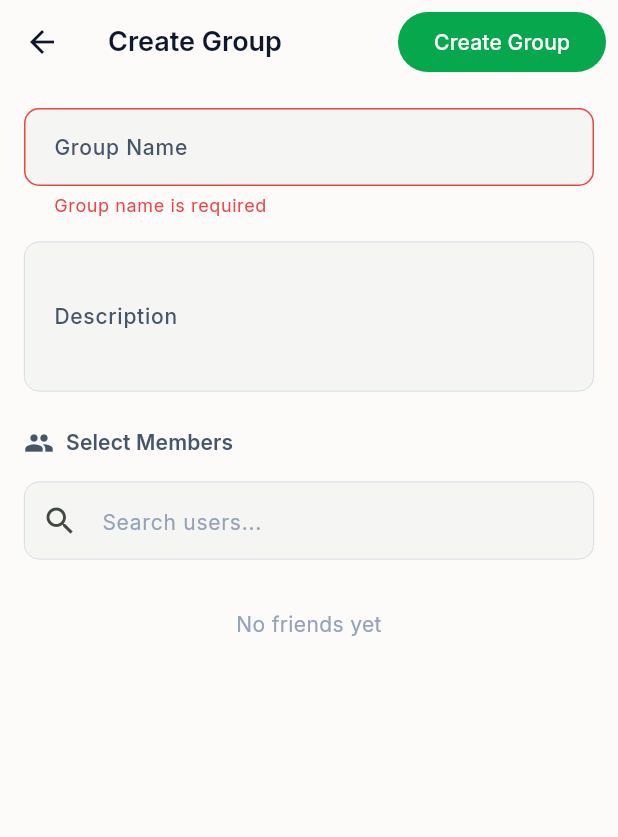
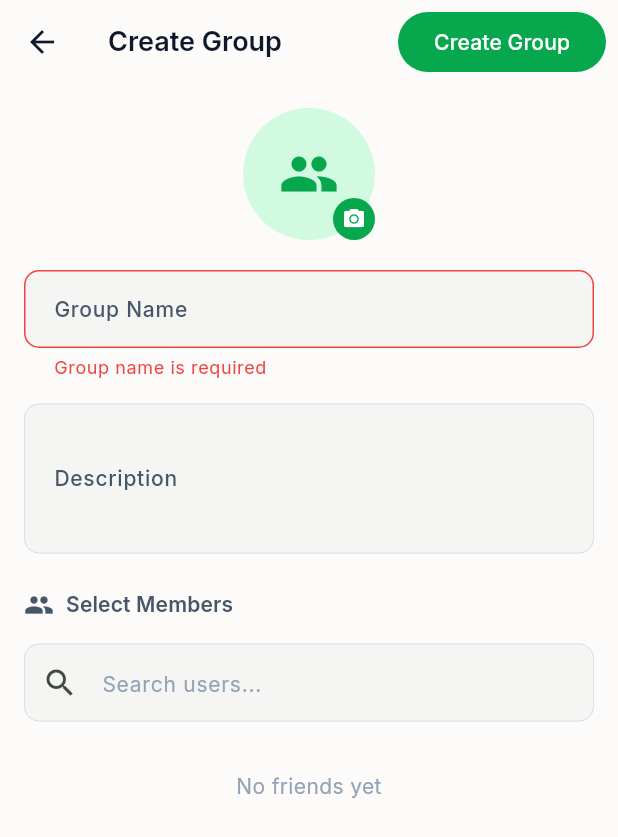
Before and after one commit to erselk/NotIdea, a Flutter app: the CreateGroupScreen screen opened by its route, after a tap on "Create Group", on a phone screen of 412 x 824 dp. Shown: the top 837 px of the screen. Run offline on Flutter 3.47's test engine with Material 3 defaults, Android fonts, the phone set to English and light mode, and no system bars; our stand-ins replace cached_network_image, flutter_dotenv, flutter_markdown, flutter_riverpod, flutter_secure_storage, flutter_svg and 9 more; missing offline and left inert: flutter_quill, flutter_quill_extensions, markdown, markdown_quill, mix; accounts and stored records are empty; generated files the repository leaves out were written again.

Commit message:
NotIdea v2.0-alpha21
Add local caching and offline fallback for friends and groups, integrate group avatar picking/upload, use shared validators, and enable a deep link for auth redirects.

- AndroidManifest: add intent-filter for notidea:// deep links (Supabase auth callbacks).
- core/database/app_database.dart: add Hive boxes for friends/groups, cache/get/clear helpers, and include them in clearAll().
- friends/groups providers: cache remote results to AppDatabase and fall back to cached data on errors.
- create_group_screen.dart: add image picker UI and logic to pick an avatar, upload it to Supabase storage, and update the group's avatar_url (upload failures treated as non-critical).
- login/signup screens: replace inline email/password validation with Validators helpers.
- theme_provider: switch persistent theme storage from flutter_secure_storage to AppDatabase prefs to avoid startup flash and simplify theme loading.

These changes improve offline resilience for friends/groups, add UX for group avatars, centralize validation, and enable auth redirect handling.

```diff
--- a/lib/features/friends/presentation/providers/friends_provider.dart
+++ b/lib/features/friends/presentation/providers/friends_provider.dart
@@ -1,5 +1,6 @@
 import 'package:riverpod_annotation/riverpod_annotation.dart';
 import 'package:flutter_riverpod/flutter_riverpod.dart';
+import 'package:notidea/core/database/app_database.dart';
 import 'package:notidea/features/auth/presentation/providers/auth_provider.dart';
 import 'package:notidea/features/friends/data/datasources/friends_remote_datasource.dart';
 import 'package:notidea/features/friends/data/repositories/friends_repository_impl.dart';
@@ -28,7 +29,22 @@ Future<List<FriendshipModel>> friendsList(Ref ref) async {
   if (currentUser == null) return [];
 
   final repository = ref.watch(friendsRepositoryProvider);
-  return repository.getFriends(currentUser.id);
+  try {
+    final friends = await repository.getFriends(currentUser.id);
+    await AppDatabase.instance.cacheFriends(
+      currentUser.id,
+      friends.map((f) => f.toJson()).toList(),
+    );
+    return friends;
+  } catch (_) {
+    final cached = AppDatabase.instance.getCachedFriends(currentUser.id);
+    if (cached != null) {
+      return cached
+          .map((m) => FriendshipModel.fromJson(m))
+          .toList();
+    }
+    rethrow;
+  }
 }
 
 @riverpod
--- a/lib/features/groups/presentation/providers/groups_provider.dart
+++ b/lib/features/groups/presentation/providers/groups_provider.dart
@@ -1,5 +1,6 @@
 import 'package:riverpod_annotation/riverpod_annotation.dart';
 import 'package:flutter_riverpod/flutter_riverpod.dart';
+import 'package:notidea/core/database/app_database.dart';
 import 'package:notidea/features/auth/presentation/providers/auth_provider.dart';
 import 'package:notidea/features/groups/data/datasources/groups_remote_datasource.dart';
 import 'package:notidea/features/groups/data/repositories/groups_repository_impl.dart';
@@ -28,7 +29,20 @@ Future<List<GroupModel>> myGroups(Ref ref) async {
   if (currentUser == null) return [];
 
   final repository = ref.watch(groupsRepositoryProvider);
-  return repository.getMyGroups(currentUser.id);
+  try {
+    final groups = await repository.getMyGroups(currentUser.id);
+    await AppDatabase.instance.cacheGroups(
+      currentUser.id,
+      groups.map((g) => g.toJson()).toList(),
+    );
+    return groups;
+  } catch (_) {
+    final cached = AppDatabase.instance.getCachedGroups(currentUser.id);
+    if (cached != null) {
+      return cached.map((m) => GroupModel.fromJson(m)).toList();
+    }
+    rethrow;
+  }
 }
 
 @riverpod
--- a/lib/features/groups/presentation/screens/create_group_screen.dart
+++ b/lib/features/groups/presentation/screens/create_group_screen.dart
@@ -1,9 +1,13 @@
 import 'dart:async';
+import 'dart:typed_data';
 
 import 'package:flutter/material.dart';
 import 'package:flutter_riverpod/flutter_riverpod.dart';
 import 'package:go_router/go_router.dart';
+import 'package:image_picker/image_picker.dart';
 import 'package:notidea/l10n/app_localizations.dart';
+import 'package:notidea/config/supabase_config.dart';
+import 'package:notidea/core/constants/storage_constants.dart';
 import 'package:notidea/core/theme/theme_extensions.dart';
 import 'package:notidea/core/utils/extensions.dart';
 import 'package:notidea/features/friends/presentation/providers/friends_provider.dart';
@@ -28,6 +32,8 @@ class _CreateGroupScreenState extends ConsumerState<CreateGroupScreen> {
   final _selectedMemberIds = <String>{};
   Timer? _debounce;
   String _searchQuery = '';
+  Uint8List? _avatarBytes;
+  String _avatarExt = 'jpg';
 
   @override
   void dispose() {
@@ -50,8 +56,83 @@ class _CreateGroupScreenState extends ConsumerState<CreateGroupScreen> {
         );
 
     if (created != null && mounted) {
+      // Upload group avatar if picked
+      if (_avatarBytes != null) {
+        try {
+          final path = 'groups/${created.id}/avatar.$_avatarExt';
+          await SupabaseConfig.storage
+              .from(StorageConstants.avatarsBucket)
+              .uploadBinary(
+                path,
+                _avatarBytes!,
+                fileOptions: const FileOptions(upsert: true),
+              );
+          final url = SupabaseConfig.storage
+              .from(StorageConstants.avatarsBucket)
+              .getPublicUrl(path);
+          await SupabaseConfig.client
+              .from('groups')
+              .update({'avatar_url': url})
+              .eq('id', created.id);
+        } catch (_) {
+          // Avatar upload failure is non-critical
+        }
+      }
       context.pop();
     }
+  }
+
+  Future<void> _pickGroupAvatar() async {
+    final l10n = AppLocalizations.of(context)!;
+    final picker = ImagePicker();
+    await showModalBottomSheet<void>(
+      context: context,
+      builder: (ctx) => SafeArea(
+        child: Column(
+          mainAxisSize: MainAxisSize.min,
+          children: [
+            ListTile(
+              leading: const Icon(Icons.camera_alt_outlined),
+              title: Text(l10n.camera),
+              onTap: () async {
+                Navigator.pop(ctx);
+                final file = await picker.pickImage(
+                  source: ImageSource.camera,
+                  imageQuality: 80,
+                );
+                if (file != null && mounted) {
+                  final bytes = await file.readAsBytes();
+                  final ext = file.path.split('.').last.toLowerCase();
+                  setState(() {
+                    _avatarBytes = bytes;
+                    _avatarExt = ext;
+                  });
+                }
+              },
+            ),
+            ListTile(
+              leading: const Icon(Icons.photo_library_outlined),
+              title: Text(l10n.gallery),
+              onTap: () async {
+                Navigator.pop(ctx);
+                final file = await picker.pickImage(
+                  source: ImageSource.gallery,
+                  imageQuality: 80,
+                );
+                if (file != null && mounted) {
+                  final bytes = await file.readAsBytes();
+                  final ext = file.path.split('.').last.toLowerCase();
+                  setState(() {
+                    _avatarBytes = bytes;
+                    _avatarExt = ext;
+                  });
+                }
+              },
+            ),
+          ],
+        ),
+      ),
+    );
   }
 
   @override
@@ -96,6 +177,36 @@ class _CreateGroupScreenState extends ConsumerState<CreateGroupScreen> {
         child: ListView(
           padding: const EdgeInsets.all(16),
           children: [
+            // Group avatar picker
+            Center(
+              child: GestureDetector(
+                onTap: _pickGroupAvatar,
+                child: Stack(
+                  children: [
+                    CircleAvatar(
+                      radius: 44,
+                      backgroundColor: appColors.primaryLight,
+                      backgroundImage: _avatarBytes != null
+                          ? MemoryImage(_avatarBytes!)
+                          : null,
+                      child: _avatarBytes == null
+                          ? Icon(Icons.group, size: 40, color: appColors.primary)
+                          : null,
+                    ),
+                    Positioned(
+                      bottom: 0,
+                      right: 0,
+                      child: CircleAvatar(
+                        radius: 14,
+                        backgroundColor: appColors.primary,
+                        child: const Icon(Icons.camera_alt, size: 16, color: Colors.white),
+                      ),
+                    ),
+                  ],
+                ),
+              ),
+            ),
+            const SizedBox(height: 20),
             TextFormField(
               controller: _nameController,
               decoration: InputDecoration(
```
Also changed, not shown: lib/core/database/app_database.dart (+38 -0 lines), lib/features/auth/presentation/screens/login_screen.dart (+2 -13 lines), lib/features/auth/presentation/screens/signup_screen.dart (+3 -19 lines), lib/shared/providers/theme_provider.dart (+7 -12 lines), 1 other file.
